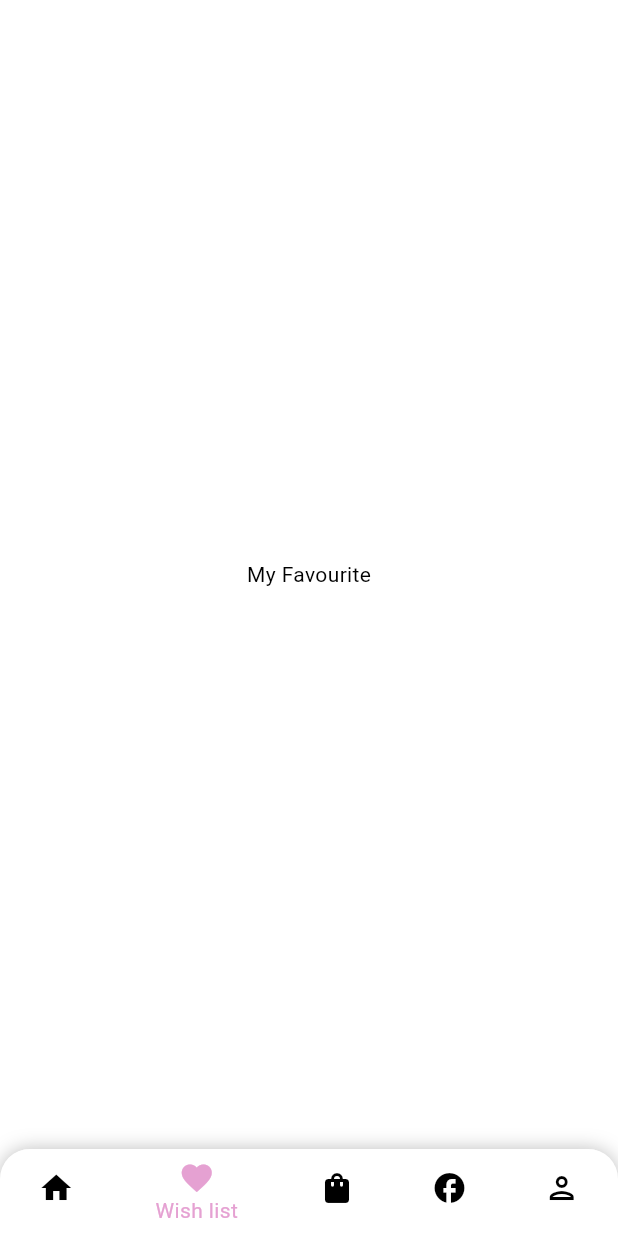
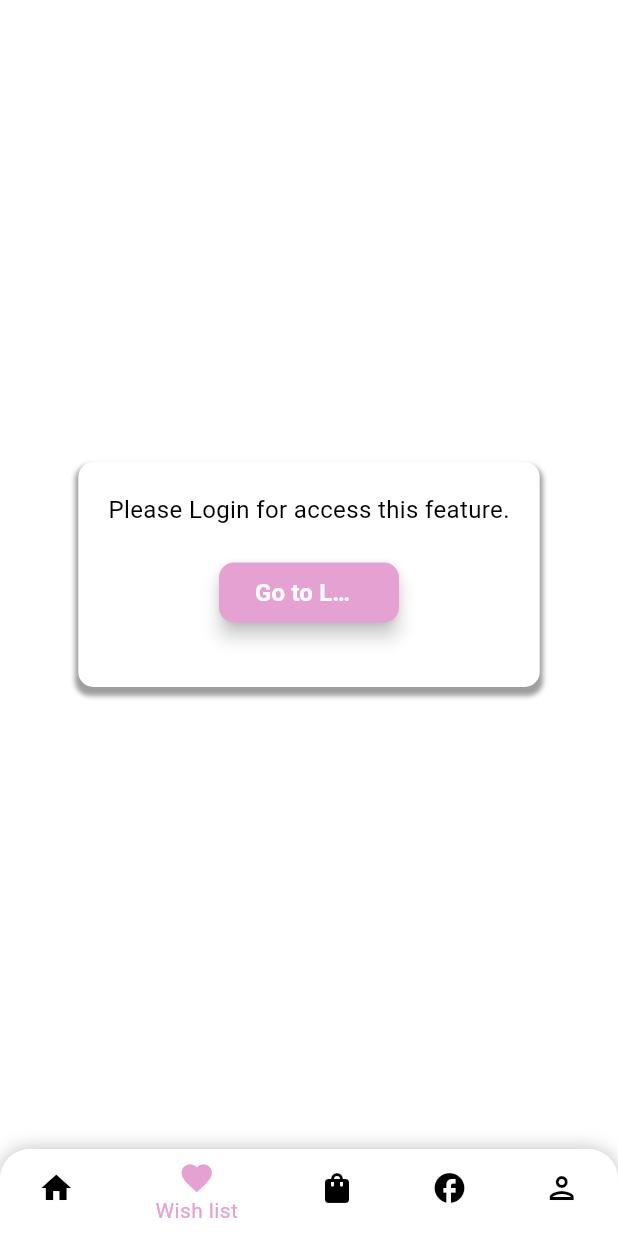
Before and after one commit to Ramanprimotech/Humble-Warrior, a Flutter app: the BottomNavigationScreen screen opened by its route, item 2 of the bottom bar chosen, on a phone screen of 412 x 824 dp. Run offline on Flutter 3.47's test engine with Material 2 defaults, Android fonts, the phone set to English and light mode, and no system bars; our stand-ins replace cached_network_image, email_validator, firebase_auth, firebase_core, flutter_screenutil, fluttertoast and 10 more; missing offline and left inert: authentication, flutter_overlay_loader; accounts and stored records are empty; network calls fail.

```diff
--- a/lib/view/bottom_navigation/bottom_navigation_binging.dart
+++ b/lib/view/bottom_navigation/bottom_navigation_binging.dart
@@ -2,6 +2,7 @@ import 'package:get/get.dart';
 import 'package:humble_warrior/view/bottom_navigation/bottom_navigation_controller.dart';
 import 'package:humble_warrior/view/home/home_controller.dart';
 import 'package:humble_warrior/view/productDetail/product_detail_controller.dart';
+import 'package:humble_warrior/view/wish_list/wish_list_controller.dart';
 
 import '../my_account/my_account_controller.dart';
 
@@ -12,5 +13,6 @@ class BottomNavigationBindings implements Bindings {
     Get.put(BottomNavigationController());
     Get.put(ProductDetailController());
     Get.put(MyAccountController());
+    Get.put(WishListController());
   }
 }
--- a/lib/view/bottom_navigation/bottom_navigation_controller.dart
+++ b/lib/view/bottom_navigation/bottom_navigation_controller.dart
@@ -1,10 +1,15 @@
 import 'package:flutter/material.dart';
 import 'package:fluttertoast/fluttertoast.dart';
 import 'package:get/get.dart';
+import 'package:humble_warrior/utils/app_colors.dart';
+import 'package:humble_warrior/utils/app_text.dart';
+import 'package:humble_warrior/utils/helpers/extensions.dart';
+import 'package:humble_warrior/utils/routes/app_routes.dart';
 import 'package:humble_warrior/view/home/home_controller.dart';
 import 'package:humble_warrior/view/home/home_screen.dart';
 import 'package:humble_warrior/view/join_us_facebook/facebook.dart';
 import 'package:humble_warrior/view/my_amazone/amazone.dart';
+import 'package:humble_warrior/view/wish_list/wish_list_screen.dart';
 
 import '../../utils/app_strings.dart';
 import '../../utils/shared_prefrence/shared_pref.dart';
@@ -12,10 +17,13 @@ import '../my_account/my_account_screen.dart';
 
 class BottomNavigationController extends GetxController {
   final HomeScreenController controller = Get.find();
+
+  RxBool userCheck = false.obs;
+
   DateTime? currentBackPressTime;
   final List<Widget> _navigationItems = [
     const HomeScreen(),
-    const Center(child: Text("My Favourite")),
+    const WishList(),
     const AmazonWebView(),
     const FaceBookWebView(),
     MyAccount(),
@@ -41,6 +49,9 @@ class BottomNavigationController extends GetxController {
   @override
   void onInit() {
     getLoggedValue();
+    if(value != null){
+      userCheck.value = true;
+    }
     super.onInit();
   }
 
--- /dev/null
+++ b/lib/view/wish_list/wish_list_binding.dart
@@ -0,0 +1,9 @@
+import 'package:get/get.dart';
+import 'package:humble_warrior/view/wish_list/wish_list_controller.dart';
+
+class WishListBindings implements Bindings{
+  @override
+  void dependencies(){
+    Get.lazyPut(() => WishListController());
+  }
+}
--- /dev/null
+++ b/lib/view/wish_list/wish_list_controller.dart
@@ -0,0 +1,13 @@
+import 'package:get/get.dart';
+import 'package:humble_warrior/utils/shared_prefrence/shared_pref.dart';
+import '../../utils/app_strings.dart';
+
+class WishListController extends GetxController{
+
+  bool value = false;
+
+  Future<void> getLoggedValue() async {
+    value = await SharePreferenceData.getBoolValuesSF(isLogged) ?? false;
+  }
+
+}
--- /dev/null
+++ b/lib/view/wish_list/wish_list_screen.dart
@@ -0,0 +1,50 @@
+import 'package:flutter/material.dart';
+import 'package:get/get.dart';
+import 'package:get/get_core/src/get_main.dart';
+import 'package:humble_warrior/utils/app_colors.dart';
+import 'package:humble_warrior/utils/app_text.dart';
+import 'package:humble_warrior/utils/helpers/extensions.dart';
+import 'package:humble_warrior/utils/routes/app_routes.dart';
+import 'package:humble_warrior/view/wish_list/wish_list_controller.dart';
+
+class WishList extends StatelessWidget {
+  const WishList({Key? key}) : super(key: key);
+
+  @override
+  Widget build(BuildContext context) {
+    WishListController controller = Get.find();
+    return Scaffold(
+       body: Container(
+         child: Center(
+         child: controller.value==false?Container(
+           height: 150,
+               padding: EdgeInsets.symmetric(horizontal: 20,vertical: 20),
+               decoration: BoxDecoration(
+                 borderRadius: BorderRadius.circular(10),
+                 color: Colors.white,
+                 boxShadow: [BoxShadow(color: Colors.grey,spreadRadius: 2,blurRadius: 2,
+                     offset: Offset(0,4))],
+               ),
+               child: Column(children: [
+                 AppText('Please Login for access this feature.'),
+                 20.sh,
+                 ElevatedButton(
+                   style: ElevatedButton.styleFrom(
+                     elevation: 5,
+                     fixedSize: const Size(120, 35),
+                     shape: RoundedRectangleBorder(
+                         borderRadius: BorderRadius.circular(10)),
+                     backgroundColor: AppColors.primary,
+                   ),
+                   onPressed: () {
+                     Get.offAllNamed(AppRoutes.loginPage);
+                   },
+                   child: const AppText('Go to Login.', color: Colors.white,fontWeight: FontWeight.bold),
+                 ),
+               ]),
+             ):AppText('My Favourite'),
+         ),
+       ),
+    );
+  }
+}
```
